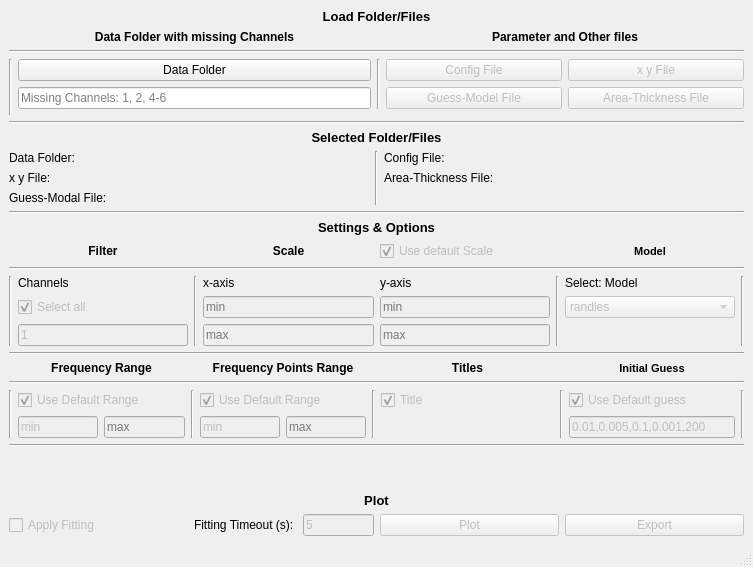
abdullahsumbal/data-analysis, file antranik/view/main_view.ui: the form before one commit.
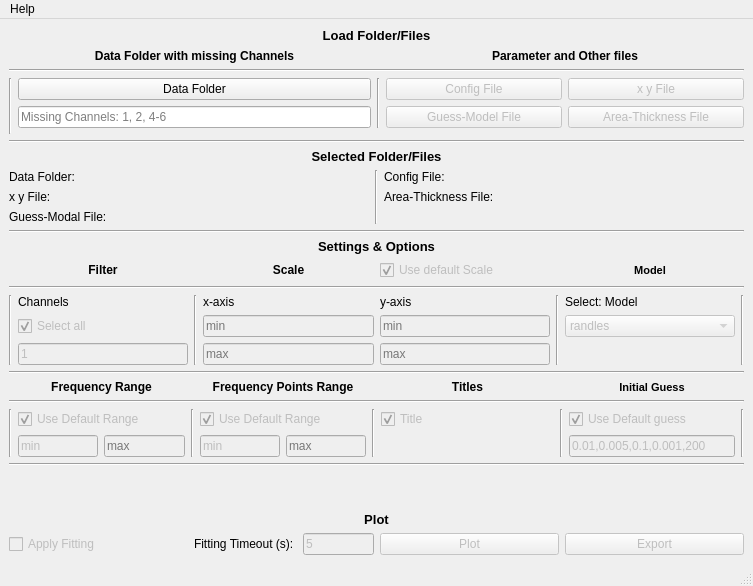
The form after the commit.

The edit to the form file:
```diff
--- a/antranik/view/main_view.ui
+++ b/antranik/view/main_view.ui
@@ -816,6 +816,14 @@
      <height>20</height>
     </rect>
    </property>
+   <widget class="QMenu" name="menuhelp">
+    <property name="title">
+     <string>Help</string>
+    </property>
+    <addaction name="action_about"/>
+    <addaction name="action_github"/>
+   </widget>
+   <addaction name="menuhelp"/>
   </widget>
   <widget class="QStatusBar" name="statusbar"/>
  </widget>
```
Left out of the diff: 10 changed lines with no effect on the pictures.
